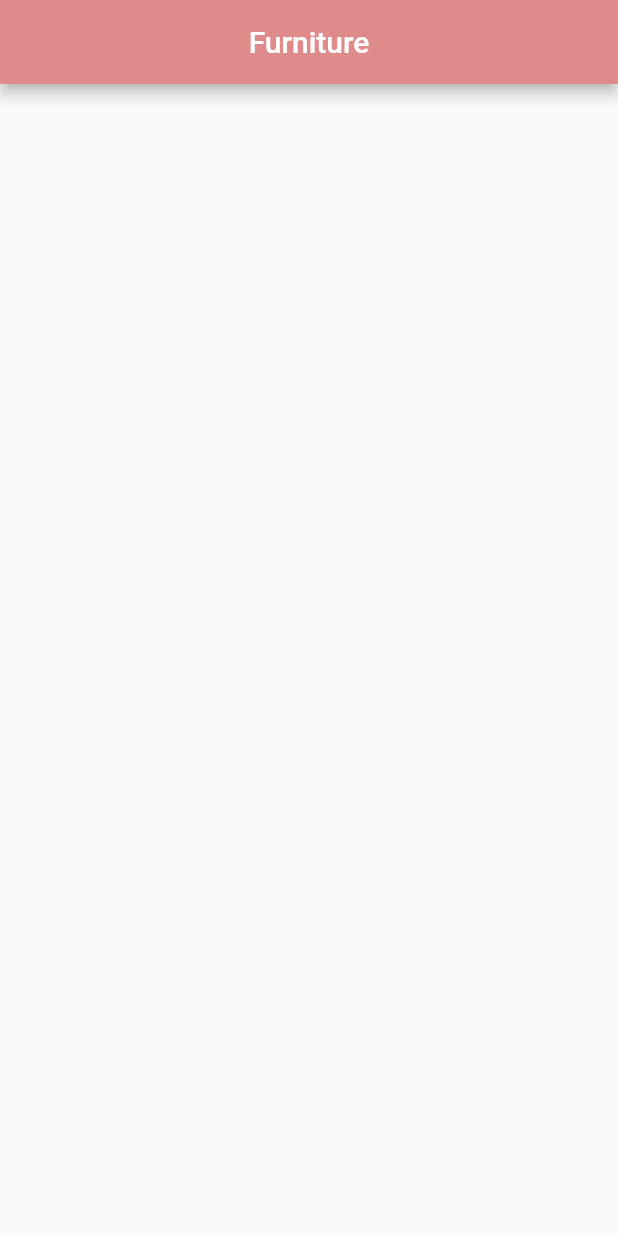
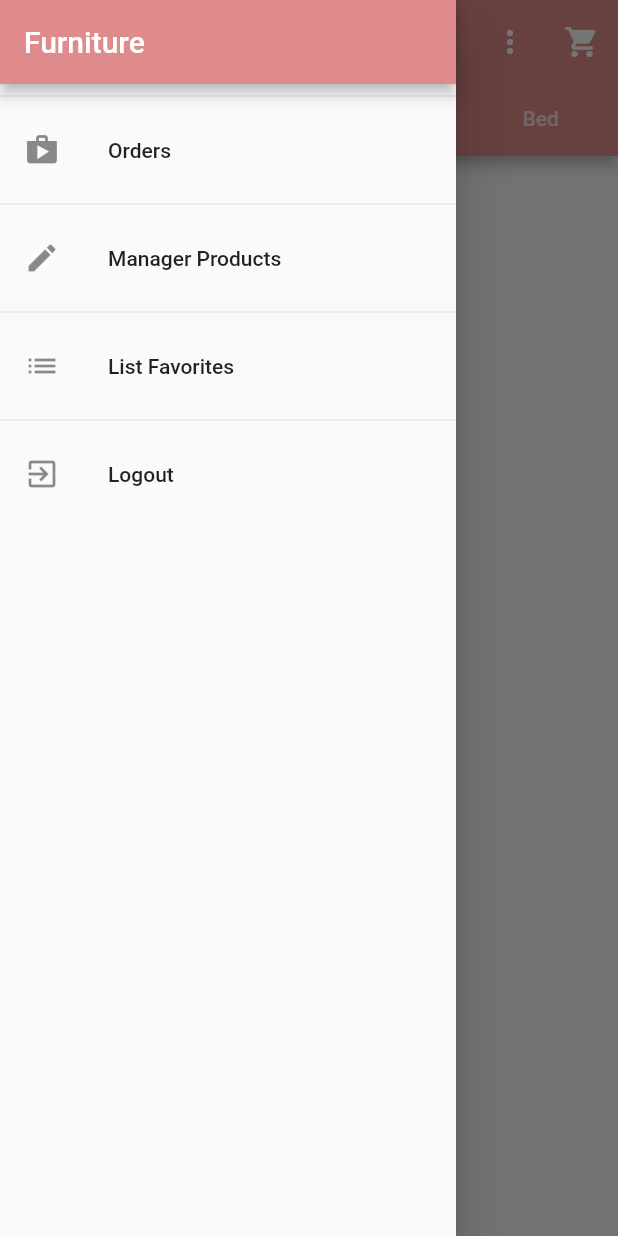
Before and after one commit to 22-23Sem2-Courses/ct48401-project-kimnhub1910274, a Flutter app: the screen it shows after launch, with the side drawer open (before the commit the screen has no drawer), on a phone screen of 412 x 824 dp. Run offline on Flutter 3.47's test engine with Material 2 defaults, Android fonts, the light colour scheme and no system bars.

Commit message:
Xay dung trang Home

```diff
--- a/lib/main.dart
+++ b/lib/main.dart
@@ -1,4 +1,6 @@
 import 'package:flutter/material.dart';
+import 'ui/screen.dart';
+import 'ui/home/home_screen.dart';
 
 void main() {
   runApp(const MyApp());
@@ -22,12 +24,8 @@ class MyApp extends StatelessWidget {
       )
           //primarySwatch: Colors.blue,
           ),
-        home: Scaffold(
-          appBar: AppBar(
-            title: const Text('Furniture'),
-            centerTitle: true,
-          ),
-        ));
+      home: const SafeArea(child: HomeScreen()),
+    );
   }
 }
 
--- /dev/null
+++ b/lib/ui/home/home_screen.dart
@@ -0,0 +1,137 @@
+import 'package:flutter/material.dart';
+// import '/ui/cart/cart_screen.dart';
+import '/ui/products/products_manager.dart';
+// import 'package:provider/provider.dart';
+import '../shared/app_drawer.dart';
+// import 'products_grid.dart';
+// import '../cart/cart_manager.dart';
+// import 'top_right_badge.dart';
+import 'package:flutter/src/scheduler/ticker.dart';
+
+enum FilterOptions { favorites, all }
+
+class HomeScreen extends StatefulWidget {
+  const HomeScreen({super.key});
+
+  @override
+  State<HomeScreen> createState() => _HomeScreenState();
+}
+
+class _HomeScreenState extends State<HomeScreen> with TickerProviderStateMixin {
+  final _showOnLyFavorites = ValueNotifier<bool>(false);
+  //late Future<void> _fetchProducts;
+  late TabController _tabController;
+  // var _showOnlyFavorites = false;
+  @override
+  void initState() {
+    super.initState();
+    // _fetchProducts = context.read<ProductsManager>().fetchProducts();
+    _tabController = TabController(length: 4, vsync: this);
+  }
+
+  @override
+  Widget build(BuildContext context) {
+    return Scaffold(
+      appBar: AppBar(
+        title: const Text('MyShop'),
+        centerTitle: true,
+        bottom: TabBar(
+          controller: _tabController,
+          indicatorWeight: 2,
+          tabs: const <Widget>[
+            Tab(
+              text: 'Home',
+            ),
+            Tab(
+              text: 'Desk',
+            ),
+            Tab(
+              text: 'Sofa',
+            ),
+            Tab(
+              text: 'Bed',
+            ),
+          ],
+        ),
+        actions: <Widget>[
+          buildProductFilterMenu(),
+          buildShoppingCartIcon(),
+        ],
+      ),
+      drawer: const AppDrawer(),
+      // body: FutureBuilder(
+      //  // future: _fetchProducts,
+      //   builder: (context, snapshot) {
+      //     if (snapshot.connectionState == ConnectionState.done) {
+      //       return ValueListenableBuilder<bool>(
+      //           valueListenable: _showOnLyFavorites,
+      //           builder: (context, onlyFavorites, child) {
+      //             // return ProductsGrid(onlyFavorites);
+      //             return TabBarView(
+      //               controller: _tabController,
+      //               children: [
+      //                 // Center(
+      //                 //   child: ProductsGrid(onlyFavorites),
+      //                 // ),
+      //                 // Center(
+      //                 //   child: Text("It's rainy here"),
+      //                 // ),
+      //                 // Center(
+      //                 //   child: Text("It's sunny here"),
+      //                 // ),
+      //                 // Center(
+      //                 //   child: Text("It's sunny herer"),
+      //                 // ),
+
+      //                 // ProductsGrid(onlyFavorites),
+      //                 Text('data')
+      //               ],
+      //             );
+      //           });
+      //     }
+      //     return const Center(
+      //       child: CircularProgressIndicator(),
+      //     );
+      //   },
+      // ),
+    );
+  }
+
+  Widget buildShoppingCartIcon() {
+    return IconButton(
+        onPressed: () {
+          print('Go to cart ');
+        },
+        icon: const Icon(
+          Icons.shopping_cart,
+        ));
+  }
+
+  Widget buildProductFilterMenu() {
+    return PopupMenuButton(
+      onSelected: (FilterOptions selectedValue) {
+        //  setState(() {
+        if (selectedValue == FilterOptions.favorites) {
+          _showOnLyFavorites.value = true;
+        } else {
+          _showOnLyFavorites.value = false;
+        }
+      },
+      //   );
+      // },
+      icon: const Icon(
+        Icons.more_vert,
+      ),
+      itemBuilder: (ctx) => [
+        const PopupMenuItem(
+          value: FilterOptions.favorites,
+          child: Text('Only Favorite'),
+        ),
+        const PopupMenuItem(
+          value: FilterOptions.all,
+          child: Text('Show All'),
+        )
+      ],
+    );
+  }
+}
--- /dev/null
+++ b/lib/ui/products/products_manager.dart
@@ -0,0 +1,18 @@
+import 'dart:async';
+import 'package:flutter/foundation.dart';
+import '../../models/product.dart';
+
+class ProductManager {
+  List<Product> _items = [];
+  int get itemCount {
+    return _items.length;
+  }
+
+  List<Product> get items {
+    return [..._items];
+  }
+
+  List<Product> get favoriteItems {
+    return _items.where((item) => item.isFavorite).toList();
+  }
+}
--- /dev/null
+++ b/lib/ui/screen.dart
@@ -0,0 +1,2 @@
+export 'products/products_manager.dart';
+export 'home/home_screen.dart';
--- /dev/null
+++ b/lib/ui/shared/app_drawer.dart
@@ -0,0 +1,59 @@
+import 'package:flutter/material.dart';
+import 'package:provider/provider.dart';
+
+// import '../orders/orders_screen.dart';
+// import '../products/user_products_screen.dart';
+// import '../auth/auth_manager.dart';
+
+class AppDrawer extends StatelessWidget {
+  const AppDrawer({super.key});
+
+  @override
+  Widget build(BuildContext context) {
+    return Drawer(
+      child: Column(
+        children: <Widget>[
+          AppBar(
+            title: const Text('Furniture'),
+            automaticallyImplyLeading: false,
+          ),
+          const Divider(),
+          ListTile(
+            leading: const Icon(Icons.shop),
+            title: const Text('Orders'),
+            onTap: () {
+              Navigator.of(context).pushReplacementNamed('/orders');
+            },
+          ),
+          const Divider(),
+          ListTile(
+            leading: const Icon(Icons.edit),
+            title: const Text('Manager Products'),
+            onTap: () {
+              Navigator.of(context).pushReplacementNamed('/user-products');
+            },
+          ),
+          const Divider(),
+          ListTile(
+            leading: const Icon(Icons.list),
+            title: const Text('List Favorites'),
+            onTap: () {
+              Navigator.of(context).pushReplacementNamed('/');
+            },
+          ),
+          const Divider(),
+          ListTile(
+            leading: const Icon(Icons.exit_to_app),
+            title: const Text('Logout'),
+            onTap: () {
+              Navigator.of(context)
+                ..pop()
+                ..pushReplacementNamed('/');
+              // context.read<AuthManager>().logout();
+            },
+          ),
+        ],
+      ),
+    );
+  }
+}
```
Lines whose indentation alone changed are shown as unchanged.
